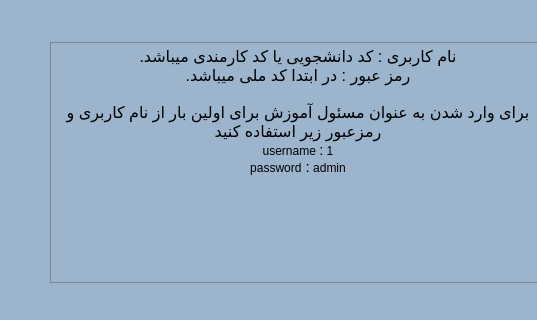
First picture: the form in mainwindow.ui, repository AliRn76/Student-Portal, before the edit; both pictures show x 0 to 537 and y 158 to 478 of the 1200 by 650 pixel window.
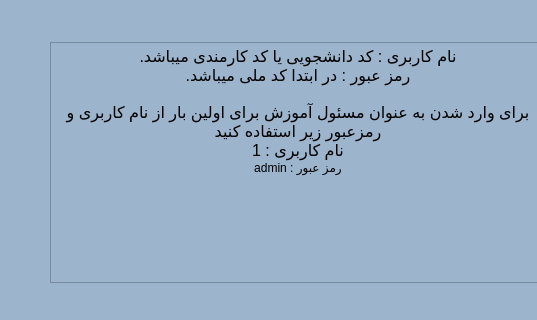
Second picture: the form after the edit.

```diff
--- a/mainwindow.ui
+++ b/mainwindow.ui
@@ -77,7 +77,7 @@
 &lt;html&gt;&lt;head&gt;&lt;meta name=&quot;qrichtext&quot; content=&quot;1&quot; /&gt;&lt;style type=&quot;text/css&quot;&gt;
 p, li { white-space: pre-wrap; }
 &lt;/style&gt;&lt;/head&gt;&lt;body style=&quot; font-family:'MS Shell Dlg 2'; font-size:7.8pt; font-weight:400; font-style:normal;&quot;&gt;
-&lt;p align=&quot;center&quot; style=&quot; margin-top:0px; margin-bottom:0px; margin-left:0px; margin-right:5px; -qt-block-indent:0; text-indent:0px;&quot;&gt;&lt;span style=&quot; font-family:'B roya'; font-size:12pt;&quot;&gt;.نام کاربری : کد دانشجویی یا کد کارمندی میباشد&lt;br /&gt;رمز عبور : در ابتدا کد ملی میباشد.&lt;br /&gt;&lt;br /&gt;برای وارد شدن به عنوان مسئول آموزش برای اولین بار از نام کاربری و رمزعبور زیر استفاده کنید&lt;br /&gt;&lt;/span&gt;&lt;span style=&quot; font-family:'B roya'; font-size:9pt;&quot;&gt;username &lt;/span&gt;&lt;span style=&quot; font-family:'aria'; font-size:11pt;&quot;&gt;:&lt;/span&gt;&lt;span style=&quot; font-family:'aria'; font-size:9pt;&quot;&gt; 1          &lt;br /&gt;password&lt;/span&gt;&lt;span style=&quot; font-family:'aria'; font-size:11pt;&quot;&gt; :&lt;/span&gt;&lt;span style=&quot; font-family:'B roya'; font-size:9pt;&quot;&gt; admin&lt;/span&gt;&lt;/p&gt;&lt;/body&gt;&lt;/html&gt;</string>
+&lt;p align=&quot;center&quot; style=&quot; margin-top:0px; margin-bottom:0px; margin-left:0px; margin-right:5px; -qt-block-indent:0; text-indent:0px;&quot;&gt;&lt;span style=&quot; font-family:'B roya'; font-size:12pt;&quot;&gt;.نام کاربری : کد دانشجویی یا کد کارمندی میباشد&lt;br /&gt;رمز عبور : در ابتدا کد ملی میباشد.&lt;br /&gt;&lt;br /&gt;برای وارد شدن به عنوان مسئول آموزش برای اولین بار از نام کاربری و رمزعبور زیر استفاده کنید&lt;br /&gt;نام کاربری : 1&lt;/span&gt;&lt;span style=&quot; font-family:'aria'; font-size:9pt;&quot;&gt;&lt;br /&gt;admin : رمز عبور&lt;/span&gt;&lt;/p&gt;&lt;/body&gt;&lt;/html&gt;</string>
     </property>
    </widget>
    <widget class="QWidget" name="layoutWidget">
```
